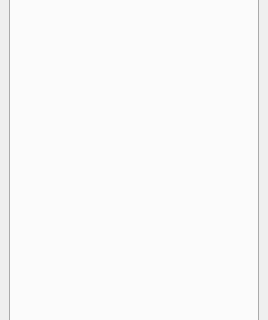
The window that mainwindow.ui (OskarCodes/SystolicHost) describes before a commit, drawn with Qt 5; both pictures show x 0 to 268 and y 142 to 462 of the 268 by 727 pixel window.
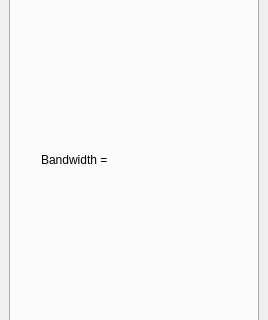
The same window after the commit.

Commit message: Changed most variables inside window class to self Added save button functionality Added lookup table for key parameters

Patch:
```diff
--- a/mainwindow.ui
+++ b/mainwindow.ui
@@ -68,6 +68,19 @@
          <string>Stop</string>
         </property>
        </widget>
+       <widget class="QLabel" name="bandwidthlabel">
+        <property name="geometry">
+         <rect>
+          <x>30</x>
+          <y>240</y>
+          <width>151</width>
+          <height>16</height>
+         </rect>
+        </property>
+        <property name="text">
+         <string>Bandwidth = </string>
+        </property>
+       </widget>
       </widget>
       <widget class="QWidget" name="Config">
        <attribute name="title">
```
Left out of the diff: 2 changed lines with no effect on the pictures. The commit also changes 2 other files.
